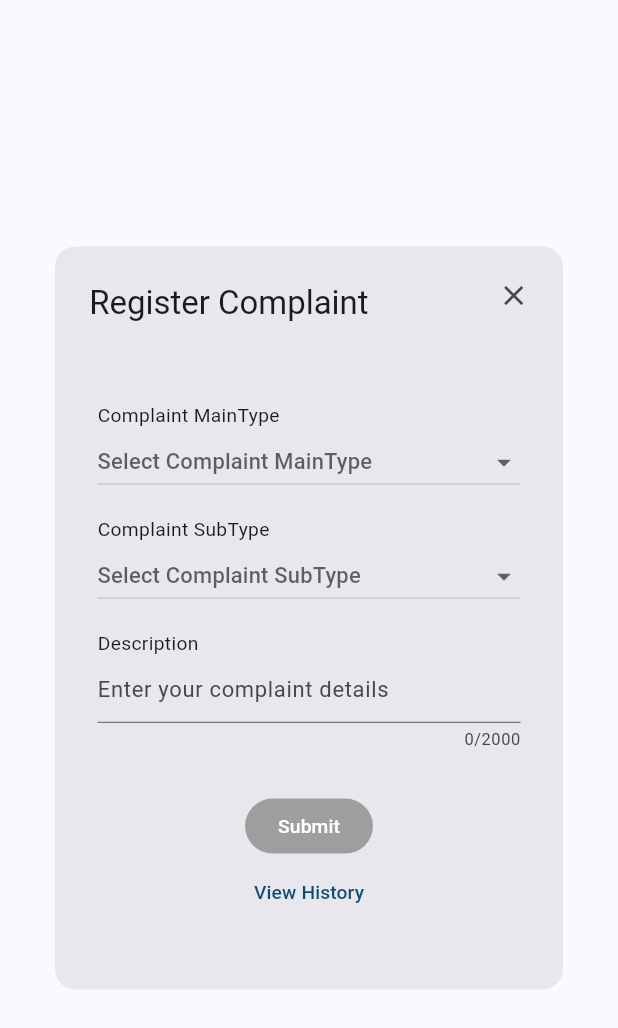
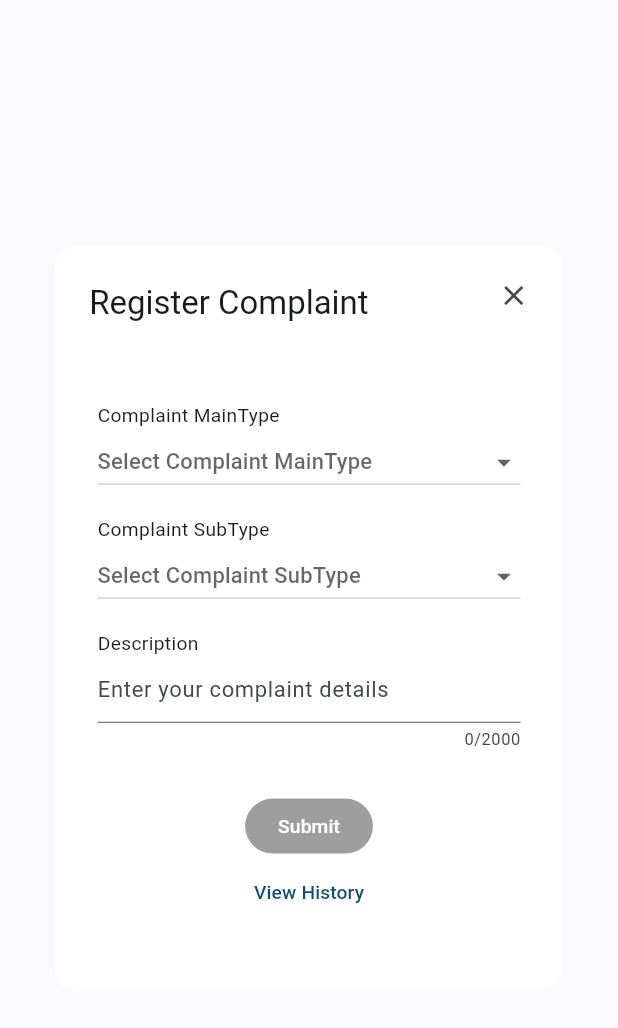
Before and after one commit to Broadway-Communications/Flutter-Application, a Flutter app: the RegisterComplaintPopUp widget shown alone on an empty page, opened directly, on a phone screen of 412 x 824 dp. Shown: the top 1028 px of the screen. Run offline on Flutter 3.47's test engine with Material 2 defaults, Android fonts, the phone set to English and light mode, and no system bars; our stand-ins replace auto_route, device_preview, flutter_screenutil, google_fonts, responsive_framework; network calls fail.

Commit message:
fix:Color fixes in Complaint,Home & register(#10)

```diff
--- a/lib/app/widgets/register_complaint_pop_up.dart
+++ b/lib/app/widgets/register_complaint_pop_up.dart
@@ -19,7 +19,7 @@ class RegisterComplaintPopUpState extends State<RegisterComplaintPopUp> {
   Widget build(BuildContext context) {
     return LayoutBuilder(
       builder: (context, constraints) {
-        return AlertDialog(
+        return AlertDialog(backgroundColor:Color.fromRGBO(255, 255, 255, 1),
           shape: RoundedRectangleBorder(
             borderRadius: BorderRadius.circular(15.0),
           ),
```
